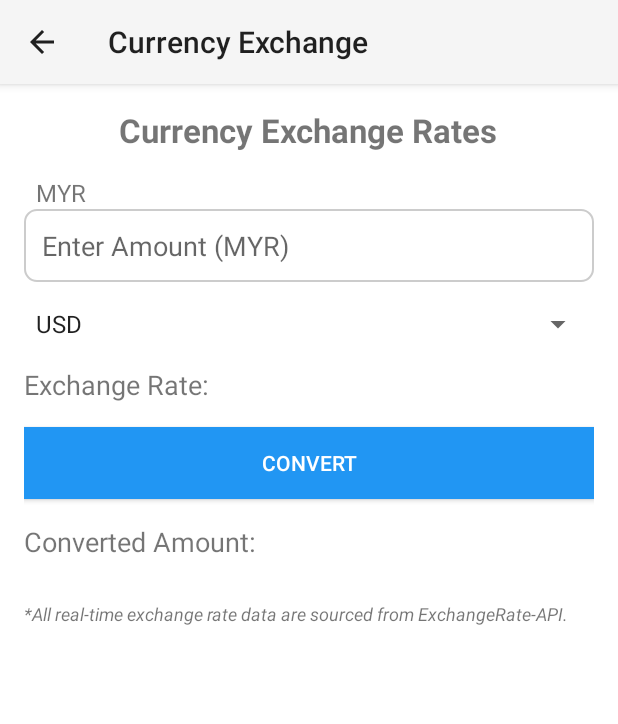
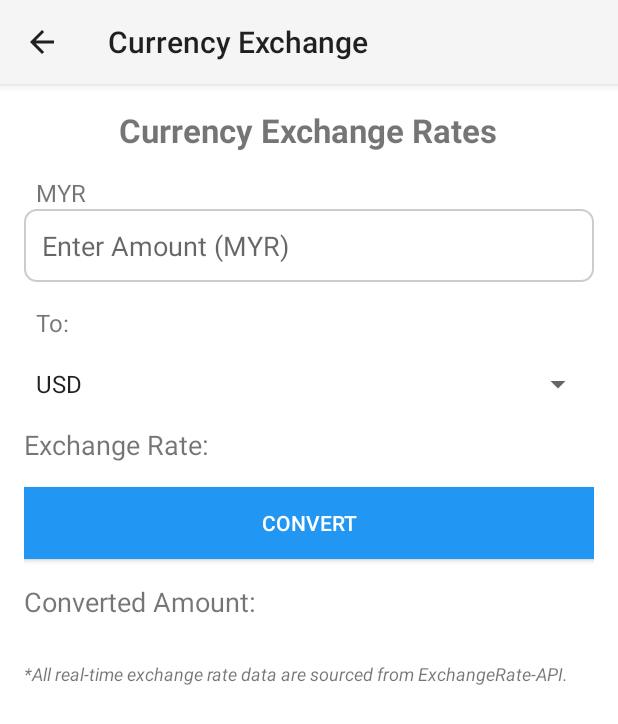
Before and after one commit to Junhui20/MADFinancial, an Android app: the CurrencyExchangeActivity screen opened directly, with no data from a screen before it, on a phone screen of 412 x 824 dp. Shown: the top 724 px of the screen. Run offline under Robolectric (Android 15) with nearby library versions, the phone set to English and light mode, and no system bars.

Commit message:
add Exchange rate page & its API. debug page, improve ui/ux

```diff
--- a/app/src/main/res/layout/activity_currency_exchange.xml
+++ b/app/src/main/res/layout/activity_currency_exchange.xml
@@ -36,6 +36,13 @@
         android:layout_marginBottom="16dp" />
 
     <!-- Dropdown to select target currency -->
+    <TextView
+        android:id="@+id/textView3"
+        android:layout_width="match_parent"
+        android:layout_height="40dp"
+        android:text="  To: "
+        android:textSize="16sp" />
+
     <Spinner
         android:id="@+id/currencySpinner"
         android:layout_width="match_parent"
```
